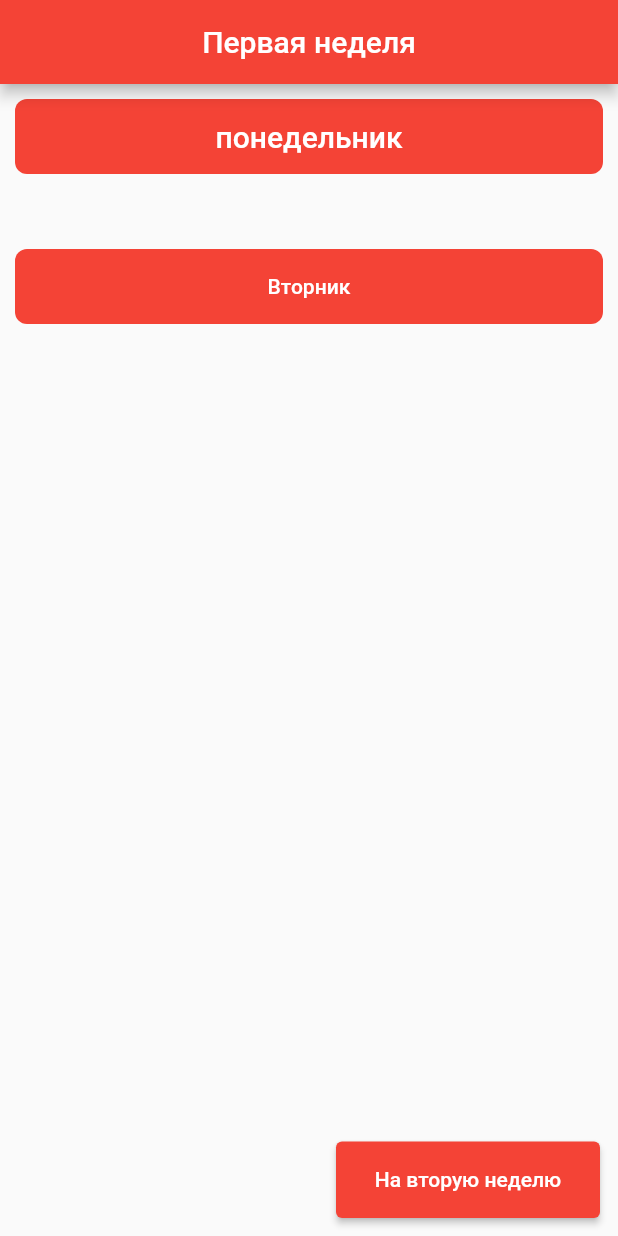
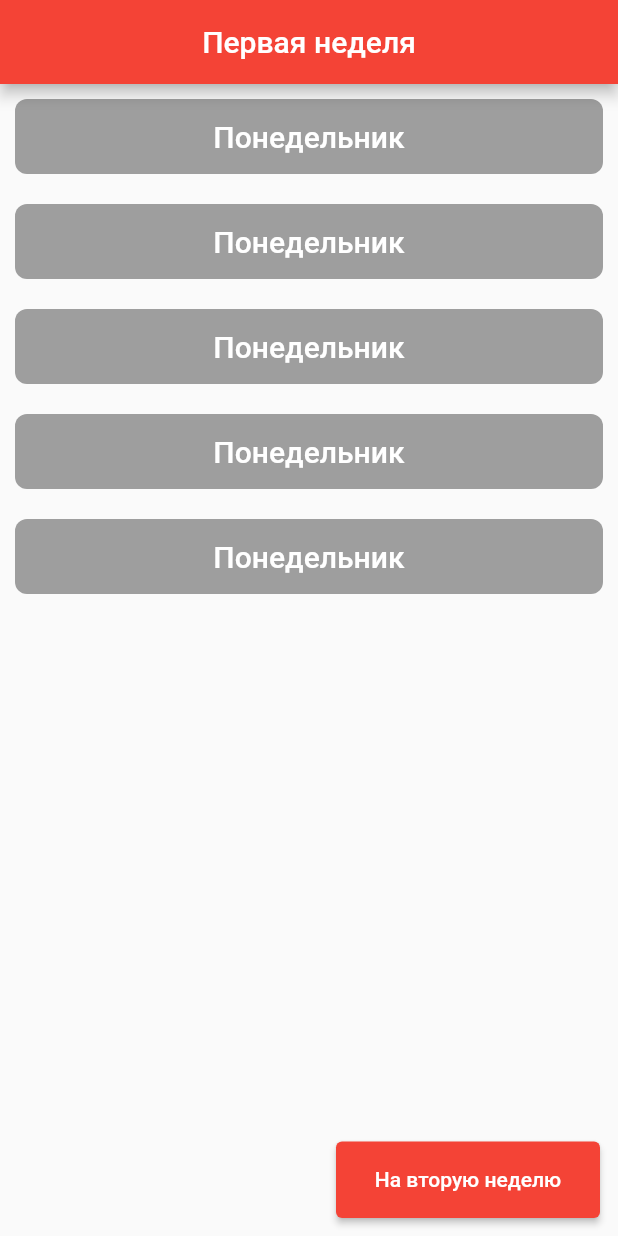
Before and after one commit to Zhorenty/basic_animation, a Flutter app: the screen it shows after launch, on a phone screen of 412 x 824 dp. Run offline on Flutter 3.47's test engine with Material 2 defaults, Android fonts, the phone set to English and light mode, and no system bars.

```diff
--- /dev/null
+++ b/lib/animatedContainer.dart
@@ -0,0 +1,61 @@
+import 'package:flutter/material.dart';
+import 'screens/first_screen.dart';
+
+class AContainer extends StatefulWidget {
+  const AContainer({super.key});
+
+  @override
+  State<AContainer> createState() => _AContainerState();
+}
+
+var day = 'Понедельник';
+var toggle = true;
+double width = 50;
+double _height = 50;
+Color _color = Colors.grey;
+BorderRadiusGeometry _borderRadius = BorderRadius.circular(8);
+
+class _AContainerState extends State<AContainer> {
+  @override
+  Widget build(BuildContext context) {
+    return AnimatedContainer(
+      child: TextButton(
+        child: Text(
+          day,
+          style: const TextStyle(color: Colors.white, fontSize: 20),
+        ),
+        onPressed: () {
+          setState(() {
+            switch (toggle) {
+              case true:
+                width = 200;
+                _height = 200;
+                _color = Colors.redAccent;
+                _borderRadius = BorderRadius.circular(50);
+                toggle = false;
+                day = '1. Физика   225 эл ';
+                break;
+              case false:
+                width = 50;
+                _height = 50;
+                _color = Colors.red;
+                _borderRadius = BorderRadius.circular(8);
+                toggle = true;
+                day = 'Понедельник';
+                break;
+              default:
+            }
+          });
+        },
+      ),
+      width: width,
+      height: _height,
+      decoration: BoxDecoration(
+        color: _color,
+        borderRadius: _borderRadius,
+      ),
+      duration: const Duration(seconds: 1),
+      curve: Curves.fastOutSlowIn,
+    );
+  }
+}
--- a/lib/events.dart
+++ /dev/null
@@ -1,16 +0,0 @@
-import 'package:flutter/material.dart';
-import 'package:my_app/main.dart';
-import 'screens/first_screen.dart';
-
-class Event {
-  String lesson;
-  String cabinet;
-  DateTime startDateTime;
-
-  Event(
-      {required this.lesson,
-      required this.cabinet,
-      required this.startDateTime});
-}
-
-var e = Event(lesson: '11', cabinet: 'e1', startDateTime: DateTime.now());
--- a/lib/screens/first_screen.dart
+++ b/lib/screens/first_screen.dart
@@ -1,7 +1,7 @@
 import 'package:flutter/material.dart';
 import 'second_screen.dart';
 import 'dart:math';
-import '../events.dart';
+import '../animatedContainer.dart';
 
 class FirstScreen extends StatelessWidget {
   const FirstScreen({Key? key}) : super(key: key);
@@ -60,8 +60,8 @@ class Lessons extends StatefulWidget {
 
 class _LessonsState extends State<Lessons> {
   var toggle = true;
-  var poned = Event(
-      lesson: 'philosophy', cabinet: '223gd', startDateTime: DateTime.now());
+  // var poned = Event(
+  //     lesson: 'philosophy', cabinet: '223gd', startDateTime: DateTime.now());
   String day = 'понедельник';
   String pon = 'фывф';
   var days = [
@@ -72,12 +72,10 @@ class _LessonsState extends State<Lessons> {
     'Пятница',
   ];
 
-  var e = Event(lesson: '11', cabinet: 'e1', startDateTime: DateTime.now());
-
   double width = 50;
   double _height = 50;
 
-  Color _color = Colors.red;
+  Color _color = Colors.grey;
   BorderRadiusGeometry _borderRadius = BorderRadius.circular(8);
 
   @override
@@ -89,84 +87,23 @@ class _LessonsState extends State<Lessons> {
             physics: const BouncingScrollPhysics(),
             padding: const EdgeInsets.all(10),
             children: [
-              AnimatedContainer(
-                child: TextButton(
-                  child: Text(
-                    day,
-                    style: const TextStyle(color: Colors.white, fontSize: 20),
-                  ),
-                  onPressed: () {
-                    setState(() {
-                      switch (toggle) {
-                        case true:
-                          width = 200;
-                          _height = 200;
-                          _color = Colors.redAccent;
-                          _borderRadius = BorderRadius.circular(50);
-                          toggle = false;
-                          day = '1. Физика    Однорукий    225 эл ';
-                          break;
-                        case false:
-                          width = 50;
-                          _height = 50;
-                          _color = Colors.red;
-                          _borderRadius = BorderRadius.circular(8);
-                          toggle = true;
-                          day = 'Понедельник';
-                          break;
-                        default:
-                      }
-                    });
-                  },
-                ),
-                width: width,
-                height: _height,
-                decoration: BoxDecoration(
-                  color: _color,
-                  borderRadius: _borderRadius,
-                ),
-                duration: const Duration(seconds: 1),
-                curve: Curves.fastOutSlowIn,
+              AContainer(),
+              SizedBox(
+                height: 20,
               ),
+              AContainer(),
               SizedBox(
-                height: 50,
-                width: 50,
+                height: 20,
               ),
-              AnimatedContainer(
-                child: TextButton(
-                  child: Text(
-                    days[1],
-                    style: TextStyle(color: Colors.white),
-                  ),
-                  onPressed: () {
-                    setState(() {
-                      if (width == 200) {
-                        width = 50;
-                        _height = 50;
-                        _color = Colors.red;
-                        _borderRadius = BorderRadius.circular(8);
-                        print('toggle was changed');
-                      } else if (width == 50) {
-                        width = 200;
-                        _height = 200;
-                        _color = Colors.red;
-                        _borderRadius = BorderRadius.circular(50);
-                        print('object');
-                      }
-                      ;
-                      ;
-                    });
-                  },
-                ),
-                width: width,
-                height: _height,
-                decoration: BoxDecoration(
-                  color: _color,
-                  borderRadius: _borderRadius,
-                ),
-                duration: const Duration(seconds: 1),
-                curve: Curves.fastOutSlowIn,
+              AContainer(),
+              SizedBox(
+                height: 20,
               ),
+              AContainer(),
+              SizedBox(
+                height: 20,
+              ),
+              AContainer(),
             ],
           ),
         ],
```
Also changed, not shown: lib/archive/pamyat.dart (+21 -0 lines).
